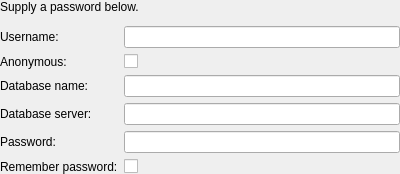
Old version of the form kexi/widget/KexiPasswordWidget.ui in the repository KDE/calligra.
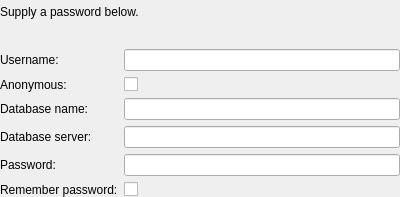
New version of the form. Custom widgets are drawn as their Qt base class.

Commit message: Kexi: Fix KexiName* and a password dialog

The edit to the form file:
```diff
--- a/kexi/widget/KexiPasswordWidget.ui
+++ b/kexi/widget/KexiPasswordWidget.ui
@@ -7,7 +7,7 @@
     <x>0</x>
     <y>0</y>
     <width>400</width>
-    <height>174</height>
+    <height>197</height>
    </rect>
   </property>
   <layout class="QVBoxLayout">
@@ -134,7 +134,10 @@
      </item>
      <item row="4" column="1">
       <widget class="QLineEdit" name="passEdit">
-       <property name="clearButtonEnabled" stdset="0">
+       <property name="echoMode">
+        <enum>QLineEdit::Password</enum>
+       </property>
+       <property name="clearButtonEnabled">
         <bool>true</bool>
        </property>
        <property name="passwordMode">
@@ -164,11 +167,6 @@
   </layout>
  </widget>
  <customwidgets>
-  <customwidget>
-   <class>QLineEdit</class>
-   <extends>QLineEdit</extends>
-   <header>klineedit.h</header>
-  </customwidget>
   <customwidget>
    <class>KTitleWidget</class>
    <extends>QWidget</extends>
```
Left out of the diff: 43 changed lines with no effect on the pictures. The commit also changes 4 other files.
